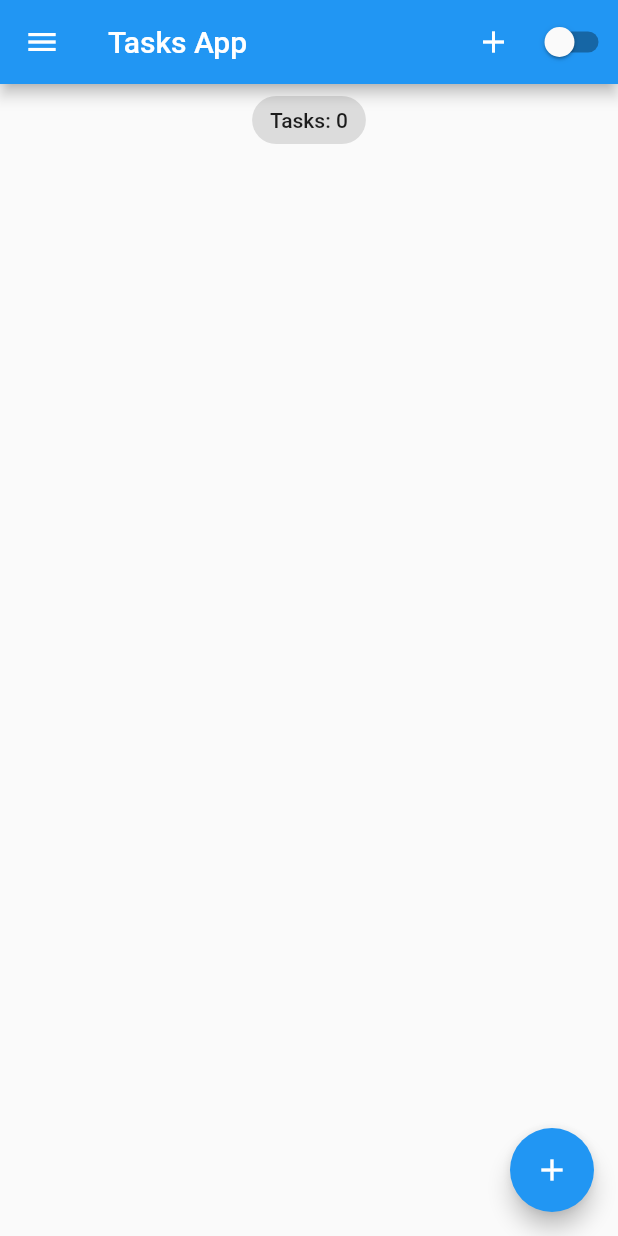
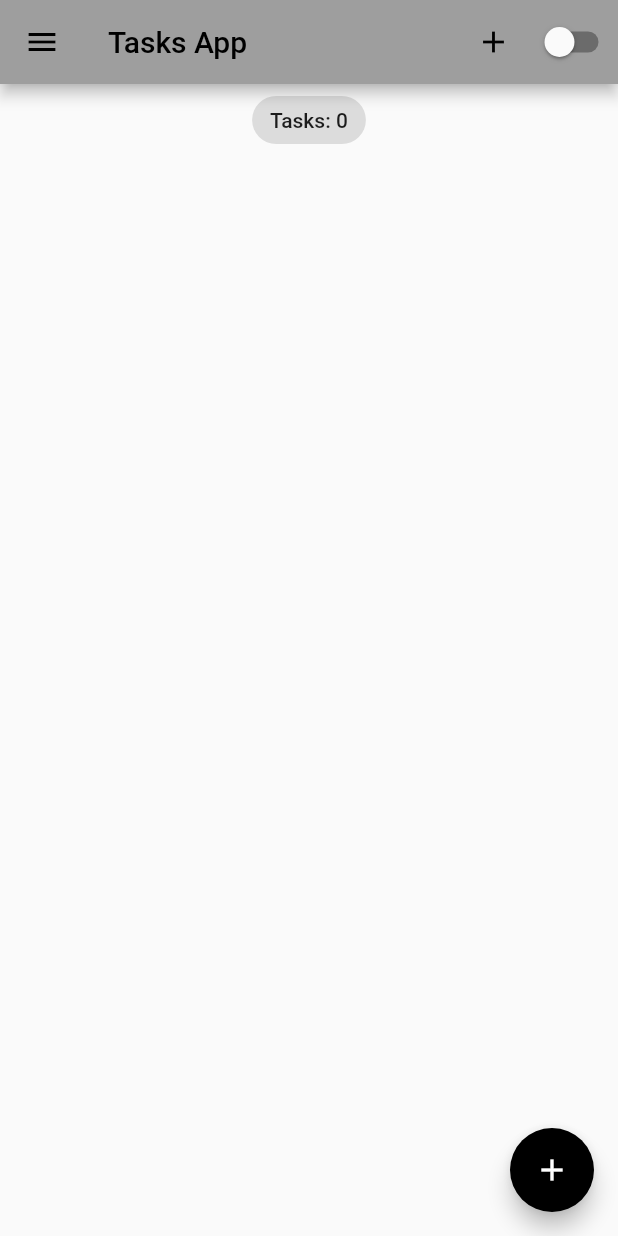
Before and after one commit to Anastasia9595/to-do-app, a Flutter app: the screen it shows after launch, on a phone screen of 412 x 824 dp. Run offline on Flutter 3.47's test engine with Material 2 defaults, Android fonts, the phone set to English and light mode, and no system bars; our stand-ins replace bloc, equatable, flutter_bloc, hydrated_bloc.

Commit message:
make switch for light and dark theme

```diff
--- a/to_do_app/lib/blocs/bloc_exports.dart
+++ b/to_do_app/lib/blocs/bloc_exports.dart
@@ -1,3 +1,4 @@
 export './tasks_bloc/tasks_bloc.dart';
+export './switch_bloc/switch_bloc.dart';
 export 'package:flutter_bloc/flutter_bloc.dart';
 export 'package:hydrated_bloc/hydrated_bloc.dart';
--- /dev/null
+++ b/to_do_app/lib/blocs/switch_bloc/switch_bloc.dart
@@ -0,0 +1,21 @@
+import 'package:bloc/bloc.dart';
+import 'package:equatable/equatable.dart';
+import 'package:meta/meta.dart';
+
+part 'switch_event.dart';
+part 'switch_state.dart';
+
+class SwitchBloc extends Bloc<SwitchEvent, SwitchState> {
+  SwitchBloc() : super(SwitchInitial(switchValue: false)) {
+    on<SwitchOnEvent>((event, emit) {
+      emit(
+        const SwitchState(switchValue: true),
+      );
+    });
+    on<SwitchOffEvent>((event, emit) {
+      emit(
+        const SwitchState(switchValue: false),
+      );
+    });
+  }
+}
--- /dev/null
+++ b/to_do_app/lib/blocs/switch_bloc/switch_event.dart
@@ -0,0 +1,12 @@
+part of 'switch_bloc.dart';
+
+@immutable
+abstract class SwitchEvent extends Equatable {
+  const SwitchEvent();
+  @override
+  List<Object?> get props => [];
+}
+
+class SwitchOnEvent extends SwitchEvent {}
+
+class SwitchOffEvent extends SwitchEvent {}
--- /dev/null
+++ b/to_do_app/lib/blocs/switch_bloc/switch_state.dart
@@ -0,0 +1,12 @@
+part of 'switch_bloc.dart';
+
+class SwitchState extends Equatable {
+  final bool switchValue;
+  const SwitchState({required this.switchValue});
+  @override
+  List<Object?> get props => [switchValue];
+}
+
+class SwitchInitial extends SwitchState {
+  SwitchInitial({required bool switchValue}) : super(switchValue: switchValue);
+}
--- a/to_do_app/lib/main.dart
+++ b/to_do_app/lib/main.dart
@@ -1,5 +1,6 @@
 import 'package:flutter/material.dart';
 import 'package:path_provider/path_provider.dart';
+import 'package:to_do_app/services/app_theme.dart';
 
 import 'blocs/bloc_exports.dart';
 import 'screens/tasks_screen.dart';
@@ -27,14 +28,21 @@ class MyApp extends StatelessWidget {
   // This widget is the root of your application.
   @override
   Widget build(BuildContext context) {
-    return BlocProvider(
-      create: (_) => TasksBloc(),
-      child: MaterialApp(
-        theme: ThemeData(
-          primarySwatch: Colors.blue,
-        ),
-        home: const TasksScreen(),
-        onGenerateRoute: appRouter.onGenerateRoute,
+    return MultiBlocProvider(
+      providers: [
+        BlocProvider(create: (context) => TasksBloc()),
+        BlocProvider(create: (context) => SwitchBloc()),
+      ],
+      child: BlocBuilder<SwitchBloc, SwitchState>(
+        builder: (context, state) {
+          return MaterialApp(
+            theme: state.switchValue
+                ? AppThemes.appThemeData[AppTheme.darkTheme]
+                : AppThemes.appThemeData[AppTheme.lightTheme],
+            home: const TasksScreen(),
+            onGenerateRoute: appRouter.onGenerateRoute,
+          );
+        },
       ),
     );
   }
--- a/to_do_app/lib/screens/tasks_screen.dart
+++ b/to_do_app/lib/screens/tasks_screen.dart
@@ -29,8 +29,6 @@ class _TasksScreenState extends State<TasksScreen> {
     );
   }
 
-  bool switchValue = false;
-
   @override
   Widget build(BuildContext context) {
     return BlocBuilder<TasksBloc, TasksState>(
@@ -44,14 +42,18 @@ class _TasksScreenState extends State<TasksScreen> {
                 onPressed: () => _addTask(context),
                 icon: const Icon(Icons.add),
               ),
-              Switch(
-                  activeColor: Colors.purple,
-                  value: switchValue,
-                  onChanged: (newValue) {
-                    setState(() {
-                      switchValue = newValue;
-                    });
-                  }),
+              BlocBuilder<SwitchBloc, SwitchState>(
+                builder: (context, state) {
+                  return Switch(
+                      activeColor: Colors.purple,
+                      value: state.switchValue,
+                      onChanged: (newValue) {
+                        newValue
+                            ? context.read<SwitchBloc>().add(SwitchOnEvent())
+                            : context.read<SwitchBloc>().add(SwitchOffEvent());
+                      });
+                },
+              ),
             ],
           ),
           drawer: const MyDrawer(),
--- /dev/null
+++ b/to_do_app/lib/services/app_theme.dart
@@ -0,0 +1,56 @@
+import 'package:flutter/material.dart';
+
+enum AppTheme {
+  lightTheme,
+  darkTheme,
+}
+
+class AppThemes {
+  static final appThemeData = {
+    AppTheme.darkTheme: ThemeData(
+      primarySwatch: Colors.grey,
+      primaryColor: Colors.black,
+      brightness: Brightness.dark,
+      backgroundColor: const Color(0xFF212121),
+      dividerColor: Colors.black54,
+      floatingActionButtonTheme: const FloatingActionButtonThemeData(
+        backgroundColor: Colors.white,
+      ),
+      textButtonTheme: TextButtonThemeData(
+        style: ButtonStyle(
+          foregroundColor: MaterialStateProperty.all(Colors.white),
+        ),
+      ),
+      textTheme: const TextTheme(
+        subtitle1: TextStyle(color: Colors.white),
+      ),
+      bottomNavigationBarTheme:
+          const BottomNavigationBarThemeData(backgroundColor: Colors.grey, unselectedItemColor: Colors.white),
+    ),
+
+    //
+    //
+
+    AppTheme.lightTheme: ThemeData(
+      primarySwatch: Colors.grey,
+      primaryColor: Colors.white,
+      brightness: Brightness.light,
+      backgroundColor: const Color(0xFFE5E5E5),
+      dividerColor: const Color(0xff757575),
+      floatingActionButtonTheme: const FloatingActionButtonThemeData(
+        backgroundColor: Colors.black,
+        foregroundColor: Colors.white,
+      ),
+      textButtonTheme: TextButtonThemeData(
+        style: ButtonStyle(
+          foregroundColor: MaterialStateProperty.all(Colors.black),
+        ),
+      ),
+      textTheme: const TextTheme(
+        subtitle1: TextStyle(color: Colors.black),
+      ),
+      bottomNavigationBarTheme: const BottomNavigationBarThemeData(
+          backgroundColor: Colors.grey, selectedItemColor: Colors.black, unselectedItemColor: Colors.white),
+    ),
+  };
+}
```
